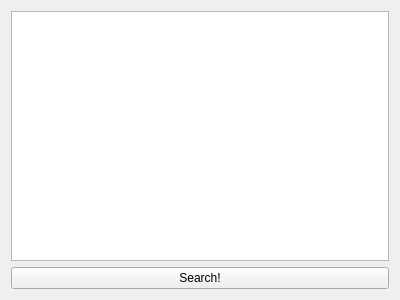
caronnee/pdfeditor, file search.ui: the form before one commit.
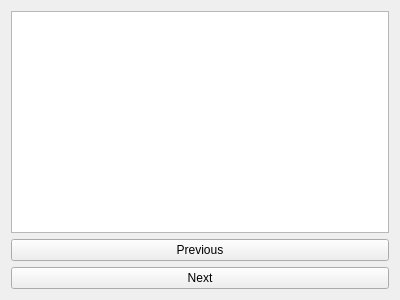
The form after the commit.

What changed in the file:
```diff
--- a/search.ui
+++ b/search.ui
@@ -17,18 +17,17 @@
    <item row="0" column="1">
     <widget class="QTextEdit" name="text"/>
    </item>
-  <item row="1" column="1">
+   <item row="2" column="1">
   <widget class="QPushButton" name="search">
-   <property name="geometry">
-    <rect>
-     <x>220</x>
-     <y>260</y>
-     <width>75</width>
-     <height>23</height>
-    </rect>
-   </property>
+     <property name="text">
+      <string>Next</string>
+     </property>
+    </widget>
+   </item>
+   <item row="1" column="1">
+    <widget class="QPushButton" name="up">
    <property name="text">
-    <string>Search!</string>
+      <string>Previous</string>
    </property>
    </widget>
   </item>
```
Left out of the diff: 12 changed lines with no effect on the pictures. Lines whose indentation alone changed are shown as unchanged.
